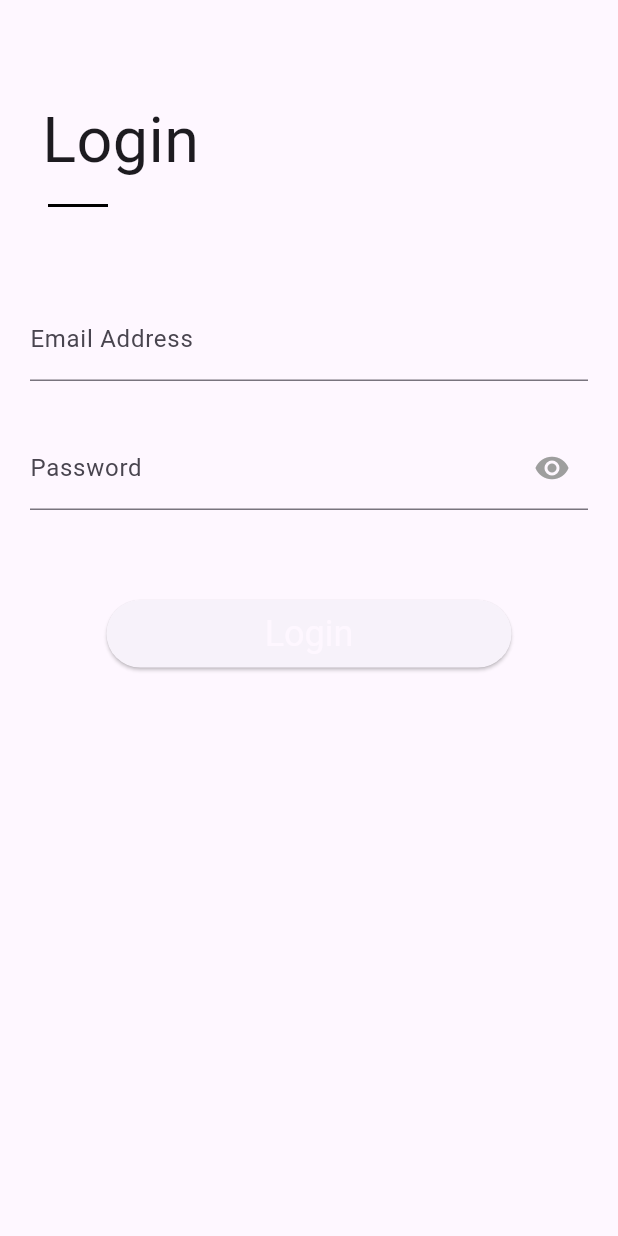
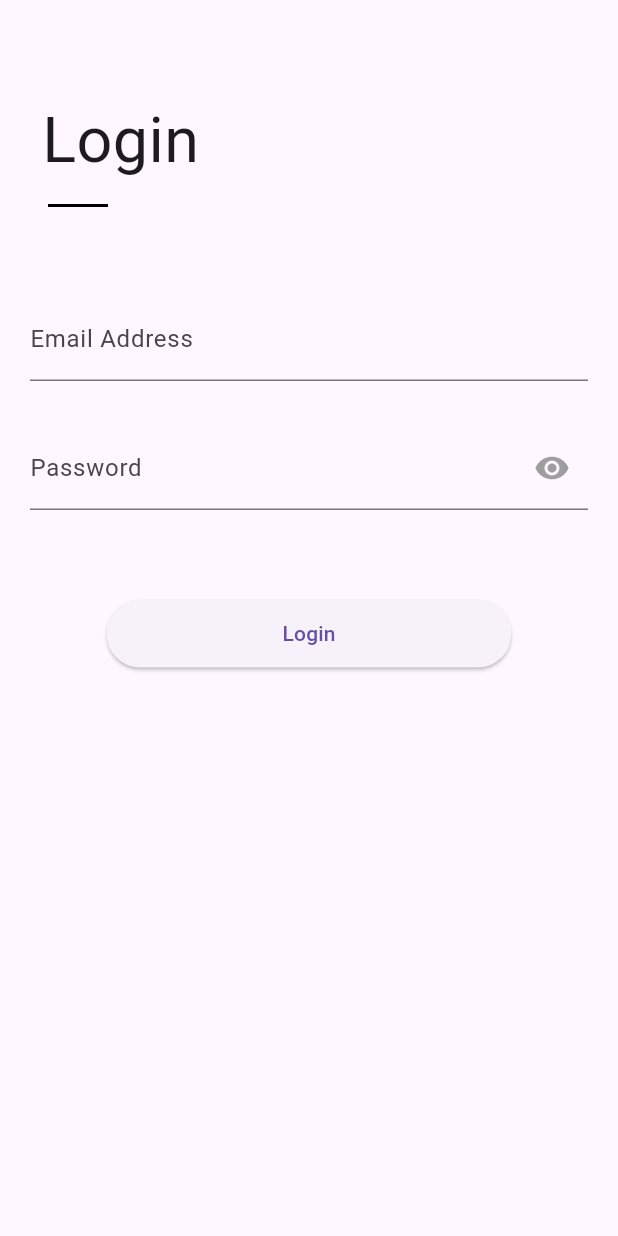
Before and after one commit to DoubleU-ANG/CASA0015_Mobile_System, a Flutter app: the screen it shows after launch, on a phone screen of 412 x 824 dp. Run offline on Flutter 3.47's test engine with Material 3 defaults, Android fonts, the light colour scheme and no system bars.

Commit message:
Update main.dart

```diff
--- a/lib/main.dart
+++ b/lib/main.dart
@@ -73,8 +73,7 @@ class _LoginPageState extends State<LoginPage> {
               // 设置圆角
               shape: MaterialStateProperty.all(const StadiumBorder(
                   side: BorderSide(style: BorderStyle.none)))),
-          child: Text('Login',
-              style: Theme.of(context).primaryTextTheme.headline5),
+          child: Text('Login'),
           onPressed: () {
             // 表单校验通过才会继续执行
             if ((_formKey.currentState as FormState).validate()) {
```
